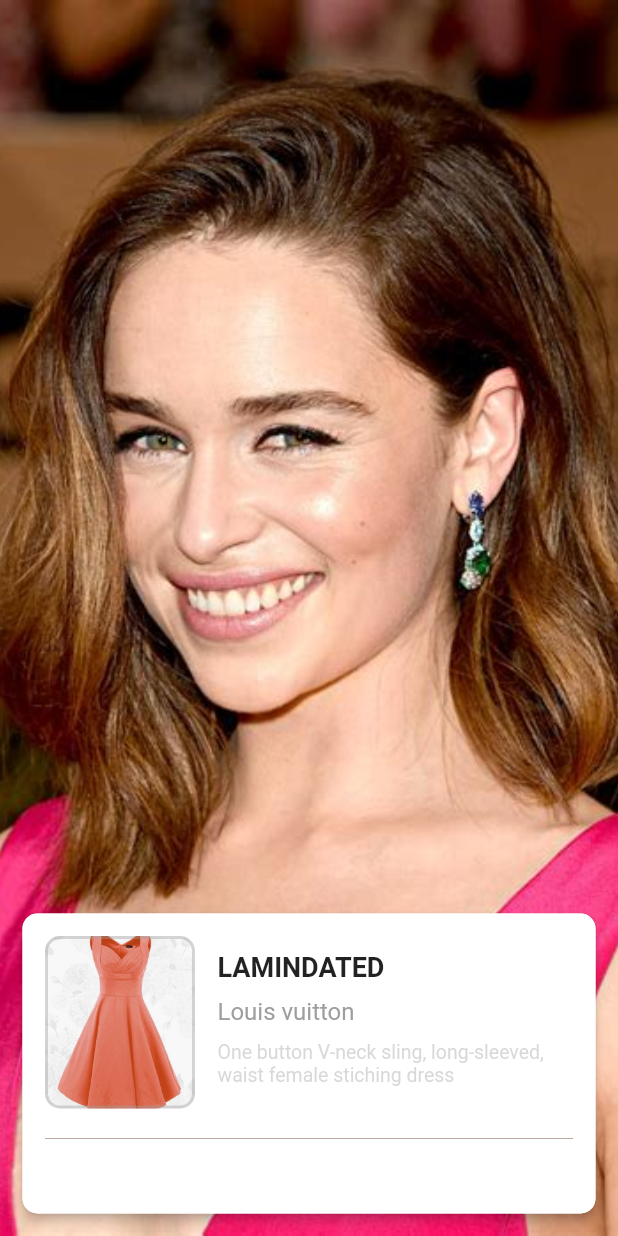
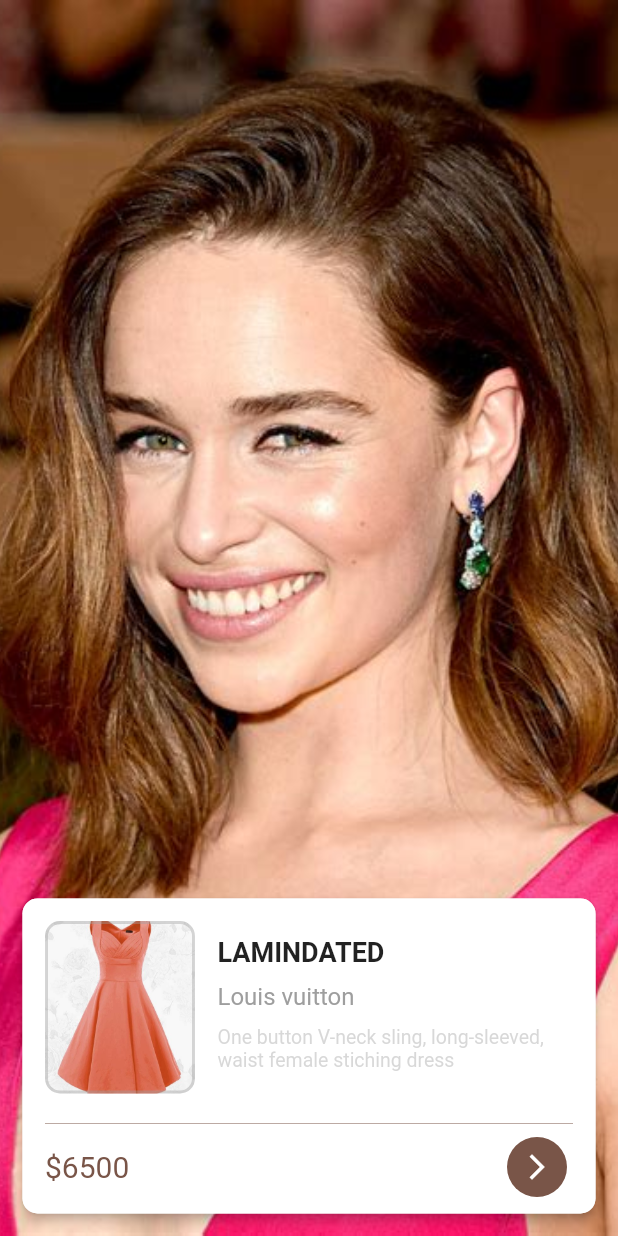
Before and after one commit to AkashRajpurohit/Flutter-Fashion-App-UI, a Flutter app: the DetailsPage screen opened directly, on a phone screen of 412 x 824 dp. Run offline on Flutter 3.47's test engine with Material 2 defaults, Android fonts, the phone set to English and light mode, and no system bars.

Commit message:
:art: details card footer

```diff
--- a/lib/screens/details.dart
+++ b/lib/screens/details.dart
@@ -33,7 +33,7 @@ class _DetailsPageState extends State<DetailsPage> {
               borderRadius: BorderRadius.circular(10.0),
               elevation: 3.0,
               child: Container(
-                height: 200.0,
+                height: 210.0,
                 width: MediaQuery.of(context).size.width - 30.0,
                 decoration: BoxDecoration(
                   borderRadius: BorderRadius.circular(10.0),
@@ -94,6 +94,37 @@ class _DetailsPageState extends State<DetailsPage> {
                         color: Colors.brown.withOpacity(0.5),
                         height: 10.0,
                       ),
+                    ),
+                    Padding(
+                      padding: EdgeInsets.symmetric(horizontal: 15.0),
+                      child: Container(
+                        width: double.infinity,
+                        child: Row(
+                          mainAxisAlignment: MainAxisAlignment.spaceBetween,
+                          children: <Widget>[
+                            Text(
+                              "\$6500",
+                              style: TextStyle(
+                                fontSize: 20.0,
+                                color: Colors.brown
+                              ),
+                            ),
+                            FloatingActionButton(
+                              elevation: 0.0,
+                              onPressed: () {},
+                              child: Center(
+                                child: Icon(
+                                  Icons.arrow_forward_ios,
+                                  color: Colors.white,
+                                  size: 20.0,
+                                ),
+                              ),
+                              backgroundColor: Colors.brown,
+                              mini: true,
+                            )
+                          ],
+                        ),
+                      ),
                     )
                   ],
                 ),
```
